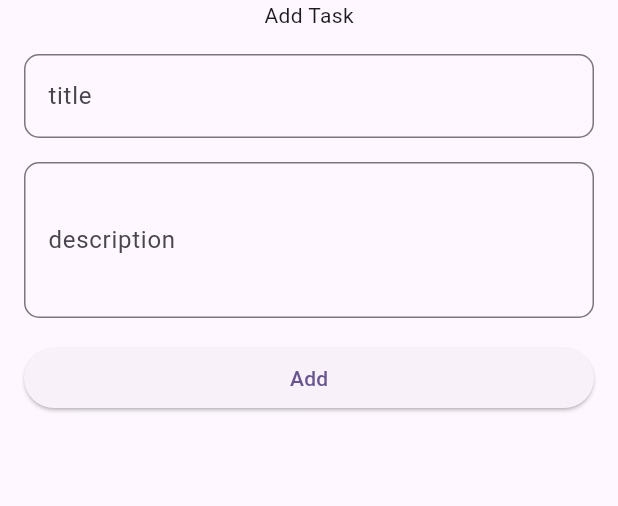
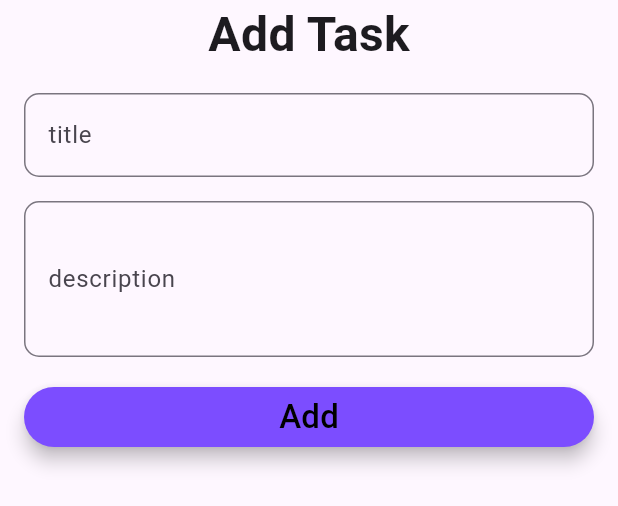
Before and after one commit to RiadHr/todo_test, a Flutter app: the AddTaskPage widget shown alone on an empty page, opened directly, after a tap on "Add", on a phone screen of 412 x 824 dp. Shown: the top 506 px of the screen. Run offline on Flutter 3.47's test engine with Material 3 defaults, Android fonts, the phone set to English and light mode, and no system bars; our stand-ins replace logger.

Commit message:
second commit :add task work correctly

```diff
--- a/lib/main.dart
+++ b/lib/main.dart
@@ -10,7 +10,6 @@ void main() {
 class MyApp extends StatelessWidget {
   const MyApp({super.key});
 
-  // This widget is the root of your application.
   @override
   Widget build(BuildContext context) {
     return MultiProvider(
--- a/lib/pages/add_task_page.dart
+++ b/lib/pages/add_task_page.dart
@@ -1,8 +1,20 @@
 import 'package:flutter/material.dart';
+import 'package:provider/provider.dart';
+import 'package:to_do_app_test/models/task.dart';
+import 'package:to_do_app_test/provider/task_provider.dart';
 
-class AddTaskPage extends StatelessWidget {
-   AddTaskPage({super.key});
-  final _key = GlobalKey<FormState>();
+class AddTaskPage extends StatefulWidget {
+  AddTaskPage({super.key});
+
+  @override
+  State<AddTaskPage> createState() => _AddTaskPageState();
+}
+
+class _AddTaskPageState extends State<AddTaskPage> {
+  // final textEditControllerTitle = TextEditingController();
+  // final textEditControllerDescription = TextEditingController();
+  String title="";
+  String description = "";
 
   @override
   Widget build(BuildContext context) {
@@ -11,16 +23,26 @@ class AddTaskPage extends StatelessWidget {
       child: Column(
         crossAxisAlignment: CrossAxisAlignment.stretch,
         children: [
-            const Center(child: Text("Add Task")),
+            const Center(child: Text("Add Task",style: TextStyle(fontSize: 32,fontWeight: FontWeight.w700),)),
             const SizedBox(height: 16,),
             TextField(
               decoration: InputDecoration(
                 border: OutlineInputBorder(borderRadius: BorderRadius.circular(10)),
                 label: const Text("title")
               ),
+              onChanged: (value) {
+                setState(() {
+                  title = value;
+                });
+              },
             ),
             const SizedBox(height: 16,),
             TextField(
+                onChanged: (value) {
+                  setState(() {
+                    description = value;
+                  });
+                },
                 maxLines: 3,
                 decoration: InputDecoration(
                   border: OutlineInputBorder(borderRadius: BorderRadius.circular(10)),
@@ -31,12 +53,16 @@ class AddTaskPage extends StatelessWidget {
             SizedBox(
               width: double.infinity,
               child: ElevatedButton(
+                style: ButtonStyle(
+                    foregroundColor: MaterialStateProperty.all(Colors.black),
+                    elevation: MaterialStateProperty.all(5),
+                    backgroundColor: MaterialStateProperty.all(Colors.deepPurpleAccent)),
                   onPressed: () {
-
+                      context.read<TaskProvider>().addTask(Task(title: title,description:description));
                   },
-                  child: Text("Add")
+                  child: const Text("Add",style: TextStyle(fontSize: 22,fontWeight: FontWeight.w500),)
               ),
-            )
+            ),
         ],
       ),
     );
--- a/lib/pages/home_page.dart
+++ b/lib/pages/home_page.dart
@@ -1,10 +1,11 @@
 import 'package:flutter/material.dart';
+import 'package:logger/logger.dart';
 import 'package:provider/provider.dart';
 import 'package:to_do_app_test/provider/task_provider.dart';
 
 import '../models/task.dart';
 import 'add_task_page.dart';
-
+Logger logger = Logger();
 class HomePage extends StatefulWidget {
   const HomePage({super.key, required this.title});
   final String title;
@@ -14,7 +15,8 @@ class HomePage extends StatefulWidget {
 }
 
 class _HomePageState extends State<HomePage> {
-  List<Task> tasks =[Task()];
+  List<Task> tasks =[Task(title: "first task",description: "go gym")];
+
   @override
   Widget build(BuildContext context) {
     return Scaffold(
@@ -25,11 +27,15 @@ class _HomePageState extends State<HomePage> {
       body: Center(
         child:Consumer<TaskProvider>(
           builder:(context, value, child) {
-               return ListView.builder(
-                 // itemCount: context<TaskProvider>,
-                 itemBuilder:(context, index) {
-                 return const Text("slm");
-               },);
+               return Center(
+                 child: ListView.builder(
+                   itemCount: value.tasks.length,
+                   itemBuilder:(context, index) {
+                      Task taskItem = value.tasks[index];
+                      logger.i(taskItem);
+                      return Text(taskItem.title);
+                 },),
+               );
         },)
       ),
       floatingActionButton: FloatingActionButton(
--- a/pubspec.yaml
+++ b/pubspec.yaml
@@ -10,6 +10,7 @@ dependencies:
     sdk: flutter
   cupertino_icons: ^1.0.2
   provider: ^6.1.2
+  logger: ^2.2.0
 dev_dependencies:
   flutter_test:
     sdk: flutter
```
Also changed, not shown: pubspec.lock.
